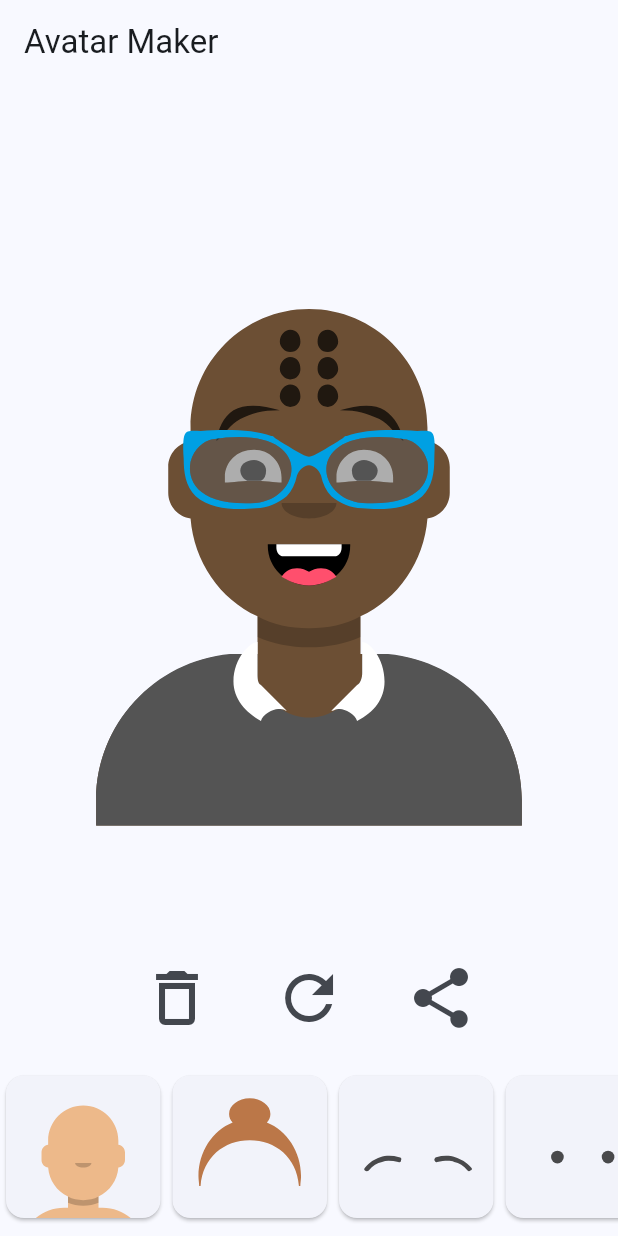
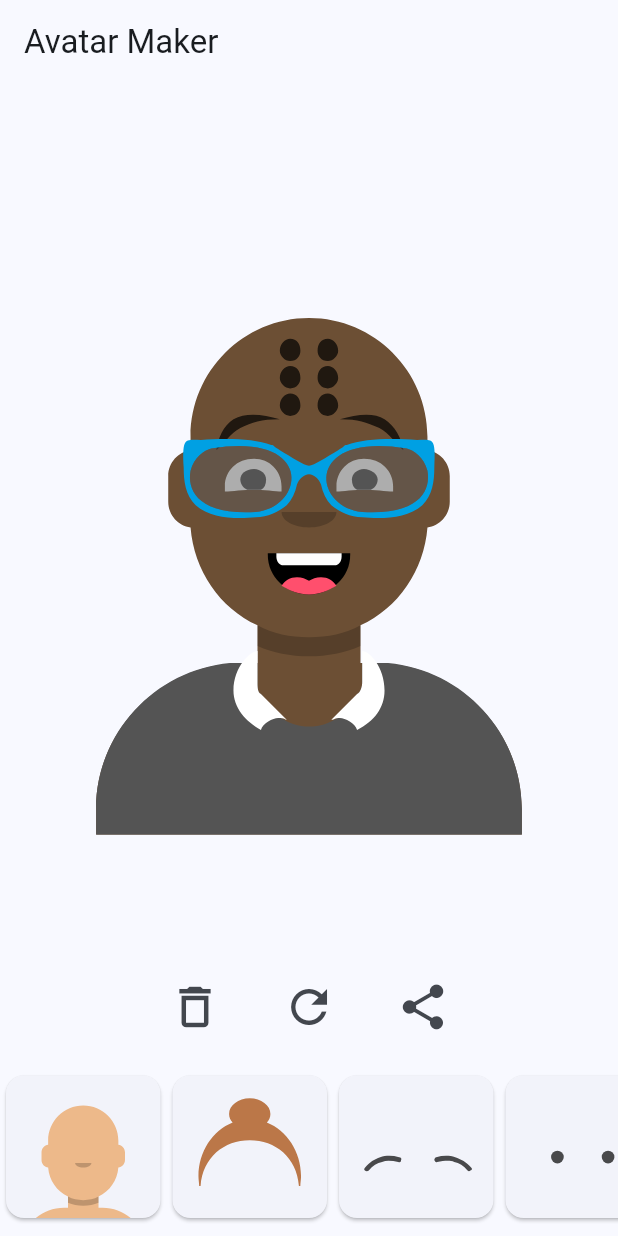
Before and after one commit to anoochit/flutter_avatar_maker, a Flutter app: the screen it shows after launch, on a phone screen of 412 x 824 dp. Run offline on Flutter 3.47's test engine with Material 2 defaults, Android fonts, the phone set to English and light mode, and no system bars; our stand-ins replace flutter_svg, get, screenshot, share_plus.

Commit message:
update toolbar  widget

```diff
--- a/lib/widgets/toolbar.dart
+++ b/lib/widgets/toolbar.dart
@@ -23,7 +23,7 @@ class ToolBarWidget extends StatelessWidget {
               },
               icon: const Icon(
                 Icons.delete_outline,
-                size: 48.0,
+                size: 36.0,
               ),
             ),
           ),
@@ -36,7 +36,7 @@ class ToolBarWidget extends StatelessWidget {
               },
               icon: const Icon(
                 Icons.refresh,
-                size: 48.0,
+                size: 36.0,
               ),
             ),
           ),
@@ -49,7 +49,7 @@ class ToolBarWidget extends StatelessWidget {
               },
               icon: const Icon(
                 Icons.share,
-                size: 48.0,
+                size: 36.0,
               ),
             ),
           )
```
